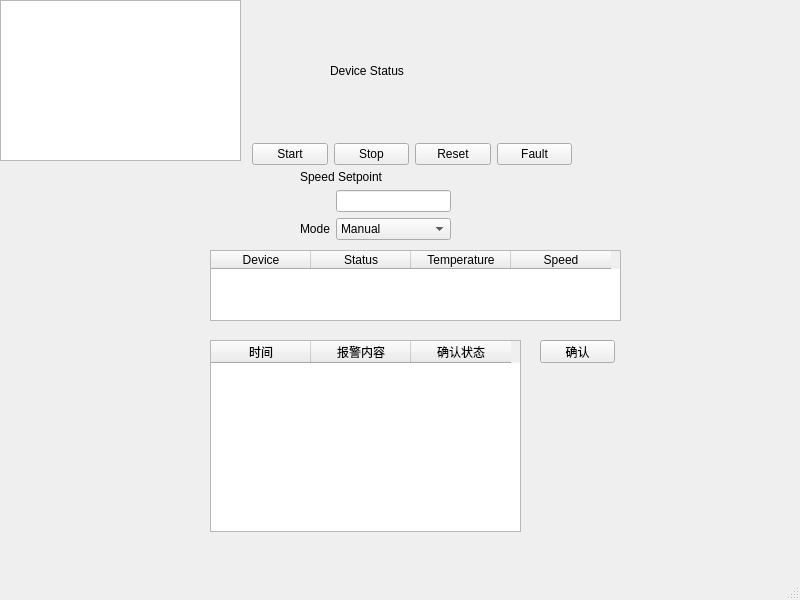
The window that mainwindow.ui (P1ko0/industrial-device-monitor) describes before a commit, drawn with Qt 5.
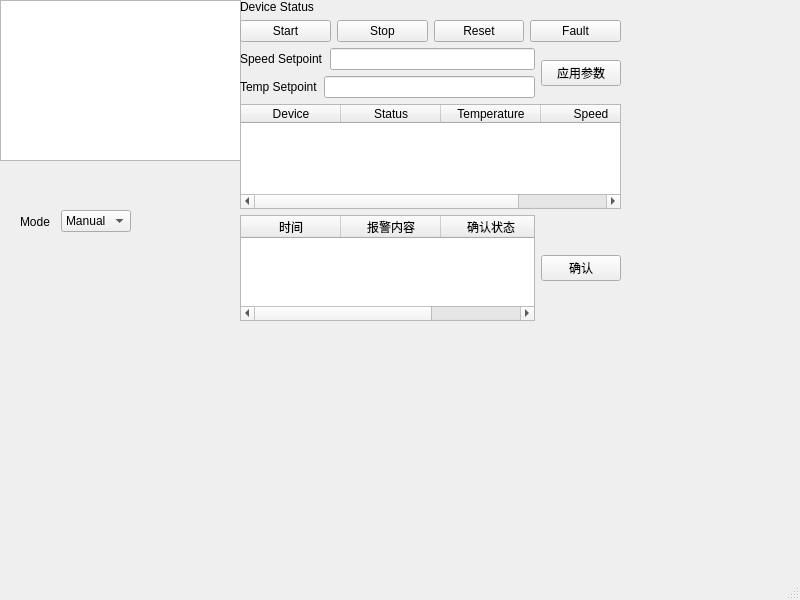
The same window after the commit.

```diff
--- a/mainwindow.ui
+++ b/mainwindow.ui
@@ -14,139 +14,6 @@
    <string>MainWindow</string>
   </property>
   <widget class="QWidget" name="centralwidget">
-   <widget class="QLabel" name="statusLabel">
-    <property name="geometry">
-     <rect>
-      <x>330</x>
-      <y>40</y>
-      <width>81</width>
-      <height>61</height>
-     </rect>
-    </property>
-    <property name="text">
-     <string>Device Status</string>
-    </property>
-   </widget>
-   <widget class="QTableWidget" name="tableWidget">
-    <property name="geometry">
-     <rect>
-      <x>210</x>
-      <y>250</y>
-      <width>411</width>
-      <height>71</height>
-     </rect>
-    </property>
-    <column>
-     <property name="text">
-      <string>Device</string>
-     </property>
-    </column>
-    <column>
-     <property name="text">
-      <string>Status</string>
-     </property>
-    </column>
-    <column>
-     <property name="text">
-      <string>Temperature</string>
-     </property>
-    </column>
-    <column>
-     <property name="text">
-      <string>Speed</string>
-     </property>
-    </column>
-   </widget>
-   <widget class="QWidget" name="layoutWidget">
-    <property name="geometry">
-     <rect>
-      <x>300</x>
-      <y>170</y>
-      <width>151</width>
-      <height>71</height>
-     </rect>
-    </property>
-    <layout class="QFormLayout" name="formLayout">
-     <item row="0" column="0" colspan="2">
-      <widget class="QLabel" name="label_2">
-       <property name="text">
-        <string>Speed Setpoint</string>
-       </property>
-      </widget>
-     </item>
-     <item row="1" column="1">
-      <widget class="QLineEdit" name="lineEdit"/>
-     </item>
-     <item row="2" column="0">
-      <widget class="QLabel" name="label_3">
-       <property name="text">
-        <string>Mode</string>
-       </property>
-      </widget>
-     </item>
-     <item row="2" column="1">
-      <widget class="QComboBox" name="comboBox">
-       <item>
-        <property name="text">
-         <string>Manual</string>
-        </property>
-       </item>
-       <item>
-        <property name="text">
-         <string>Auto</string>
-        </property>
-       </item>
-      </widget>
-     </item>
-    </layout>
-   </widget>
-   <widget class="QTableWidget" name="tableAlarm">
-    <property name="geometry">
-     <rect>
-      <x>210</x>
-      <y>340</y>
-      <width>311</width>
-      <height>192</height>
-     </rect>
-    </property>
-    <property name="selectionMode">
-     <enum>QAbstractItemView::SelectionMode::ExtendedSelection</enum>
-    </property>
-    <property name="selectionBehavior">
-     <enum>QAbstractItemView::SelectionBehavior::SelectItems</enum>
-    </property>
-    <property name="columnCount">
-     <number>3</number>
-    </property>
-    <column>
-     <property name="text">
-      <string>时间</string>
-     </property>
-    </column>
-    <column>
-     <property name="text">
-      <string>报警内容</string>
-     </property>
-    </column>
-    <column>
-     <property name="text">
-      <string>确认状态</string>
-     </property>
-    </column>
-   </widget>
-   <widget class="QPushButton" name="ackButton">
-    <property name="geometry">
-     <rect>
-      <x>540</x>
-      <y>340</y>
-      <width>75</width>
-      <height>23</height>
-     </rect>
-    </property>
-    <property name="text">
-     <string>确认</string>
-    </property>
-   </widget>
    <widget class="QPlainTextEdit" name="logEdit">
     <property name="geometry">
      <rect>
@@ -163,41 +30,191 @@
    <widget class="QWidget" name="">
     <property name="geometry">
      <rect>
-      <x>252</x>
-      <y>142</y>
-      <width>320</width>
-      <height>25</height>
+      <x>20</x>
+      <y>210</y>
+      <width>111</width>
+      <height>23</height>
      </rect>
     </property>
-    <layout class="QHBoxLayout" name="horizontalLayout">
+    <layout class="QHBoxLayout" name="horizontalLayout_3">
      <item>
-      <widget class="QPushButton" name="startButton">
+      <widget class="QLabel" name="label_3">
        <property name="text">
-        <string>Start</string>
+        <string>Mode</string>
        </property>
       </widget>
      </item>
      <item>
-      <widget class="QPushButton" name="stopButton">
-       <property name="text">
-        <string>Stop</string>
-       </property>
+      <widget class="QComboBox" name="comboBox">
+       <item>
+        <property name="text">
+         <string>Manual</string>
+        </property>
+       </item>
+       <item>
+        <property name="text">
+         <string>Auto</string>
+        </property>
+       </item>
       </widget>
      </item>
+    </layout>
+   </widget>
+   <widget class="QWidget" name="">
+    <property name="geometry">
+     <rect>
+      <x>240</x>
+      <y>0</y>
+      <width>381</width>
+      <height>321</height>
+     </rect>
+    </property>
+    <layout class="QVBoxLayout" name="verticalLayout_2">
      <item>
-      <widget class="QPushButton" name="resetButton">
+      <widget class="QLabel" name="statusLabel">
        <property name="text">
-        <string>Reset</string>
+        <string>Device Status</string>
        </property>
       </widget>
      </item>
      <item>
-      <widget class="QPushButton" name="faultButton">
-       <property name="text">
-        <string>Fault</string>
-       </property>
+      <layout class="QHBoxLayout" name="horizontalLayout_2">
+       <item>
+        <widget class="QPushButton" name="startButton">
+         <property name="text">
+          <string>Start</string>
+         </property>
+        </widget>
+       </item>
+       <item>
+        <widget class="QPushButton" name="stopButton">
+         <property name="text">
+          <string>Stop</string>
+         </property>
+        </widget>
+       </item>
+       <item>
+        <widget class="QPushButton" name="resetButton">
+         <property name="text">
+          <string>Reset</string>
+         </property>
+        </widget>
+       </item>
+       <item>
+        <widget class="QPushButton" name="faultButton">
+         <property name="text">
+          <string>Fault</string>
+         </property>
+        </widget>
+       </item>
+      </layout>
+     </item>
+     <item>
+      <layout class="QHBoxLayout" name="horizontalLayout_5">
+       <item>
+        <layout class="QVBoxLayout" name="verticalLayout">
+         <item>
+          <layout class="QHBoxLayout" name="horizontalLayout_4">
+           <item>
+            <widget class="QLabel" name="label_2">
+             <property name="text">
+              <string>Speed Setpoint</string>
+             </property>
+            </widget>
+           </item>
+           <item>
+            <widget class="QLineEdit" name="speedEdit"/>
+           </item>
+          </layout>
+         </item>
+         <item>
+          <layout class="QHBoxLayout" name="horizontalLayout">
+           <item>
+            <widget class="QLabel" name="label_4">
+             <property name="text">
+              <string>Temp Setpoint</string>
+             </property>
+            </widget>
+           </item>
+           <item>
+            <widget class="QLineEdit" name="tempLimitEdit"/>
+           </item>
+          </layout>
+         </item>
+        </layout>
+       </item>
+       <item>
+        <widget class="QPushButton" name="applyButton">
+         <property name="text">
+          <string>应用参数</string>
+         </property>
+        </widget>
+       </item>
+      </layout>
+     </item>
+     <item>
+      <widget class="QTableWidget" name="tableWidget">
+       <column>
+        <property name="text">
+         <string>Device</string>
+        </property>
+       </column>
+       <column>
+        <property name="text">
+         <string>Status</string>
+        </property>
+       </column>
+       <column>
+        <property name="text">
+         <string>Temperature</string>
+        </property>
+       </column>
+       <column>
+        <property name="text">
+         <string>Speed</string>
+        </property>
+       </column>
       </widget>
      </item>
+     <item>
+      <layout class="QHBoxLayout" name="horizontalLayout_6">
+       <item>
+        <widget class="QTableWidget" name="tableAlarm">
+         <property name="selectionMode">
+          <enum>QAbstractItemView::SelectionMode::ExtendedSelection</enum>
+         </property>
+         <property name="selectionBehavior">
+          <enum>QAbstractItemView::SelectionBehavior::SelectItems</enum>
+         </property>
+         <property name="columnCount">
+          <number>3</number>
+         </property>
+         <column>
+          <property name="text">
+           <string>时间</string>
+          </property>
+         </column>
+         <column>
+          <property name="text">
+           <string>报警内容</string>
+          </property>
+         </column>
+         <column>
+          <property name="text">
+           <string>确认状态</string>
+          </property>
+         </column>
+        </widget>
+       </item>
+       <item>
+        <widget class="QPushButton" name="ackButton">
+         <property name="text">
+          <string>确认</string>
+         </property>
+        </widget>
+       </item>
+      </layout>
+     </item>
     </layout>
    </widget>
   </widget>
```
